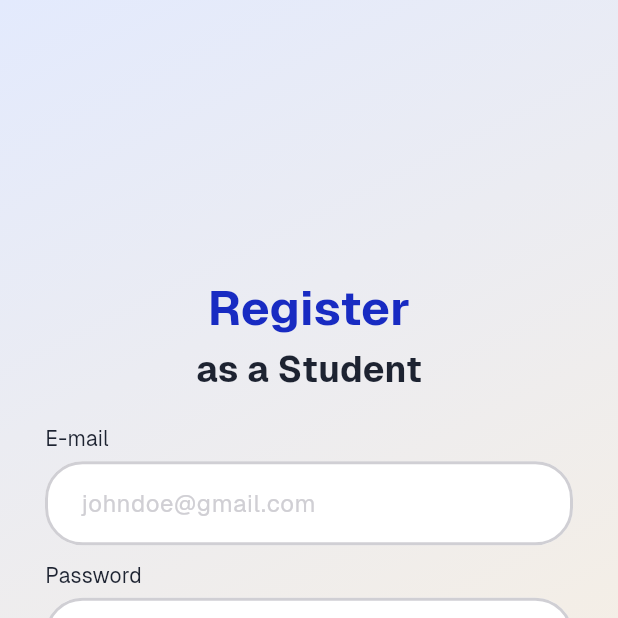
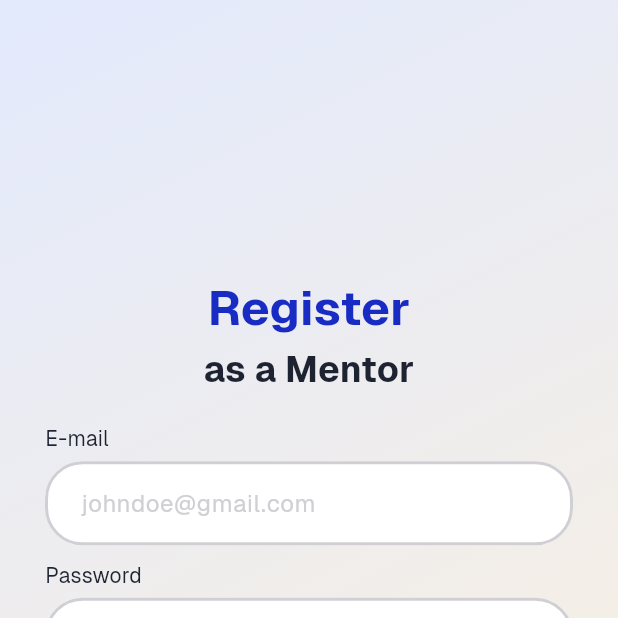
Before and after one commit to JavaneseIvankov/team10_dhiraga, a Flutter app: the RegisterPage screen opened directly, after a tap on "Mentor", on a phone screen of 412 x 824 dp, the top half of it. Run offline on Flutter 3.47's test engine with Material 3 defaults, Android fonts, the phone set to English and light mode, and no system bars; our stand-ins replace cloud_firestore, firebase_auth, firebase_core, get_it; accounts and stored records are empty; generated files the repository leaves out were written again; project files that could hold a hidden picture were left out.

Commit message:
Memperbaiki fungsi untuk set role

```diff
--- a/lib/pages/register_page.dart
+++ b/lib/pages/register_page.dart
@@ -92,7 +92,7 @@ class _RegisterPageState extends State<RegisterPage> {
           height: 46,
           text: "Mentor",
           intent: "secondary",
-          onPressed: () => setState(() => selectedRole = "Student"),
+          onPressed: () => setState(() => selectedRole = "Mentor"),
           fontWeight: FontWeight.bold,
         ),
         SizedBox(height: 10),
```
